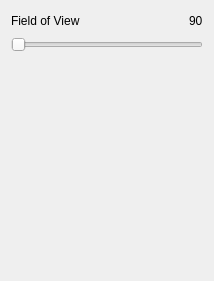
tkadauke/raytracer, file src/widgets/FishEyeCameraParameterWidget.ui: the form before one commit.
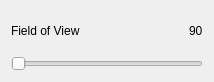
The form after the commit.

```diff
--- a/src/widgets/FishEyeCameraParameterWidget.ui
+++ b/src/widgets/FishEyeCameraParameterWidget.ui
@@ -7,7 +7,7 @@
     <x>0</x>
     <y>0</y>
     <width>214</width>
-    <height>281</height>
+    <height>82</height>
    </rect>
   </property>
   <property name="windowTitle">
@@ -62,19 +62,6 @@
      </item>
     </layout>
    </item>
-   <item>
-    <spacer name="verticalSpacer">
-     <property name="orientation">
-      <enum>Qt::Vertical</enum>
-     </property>
-     <property name="sizeHint" stdset="0">
-      <size>
-       <width>20</width>
-       <height>186</height>
-      </size>
-     </property>
-    </spacer>
-   </item>
   </layout>
  </widget>
  <resources/>
```
